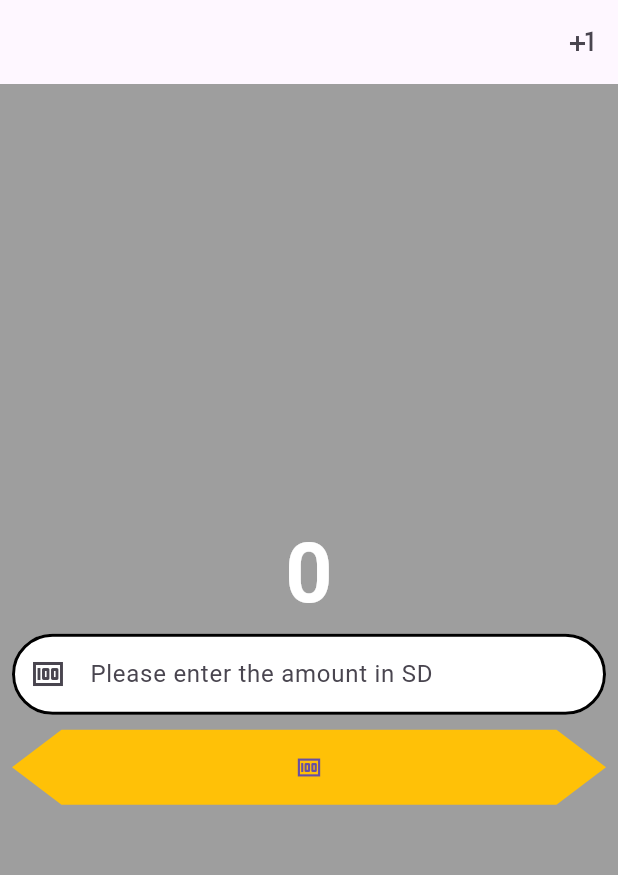
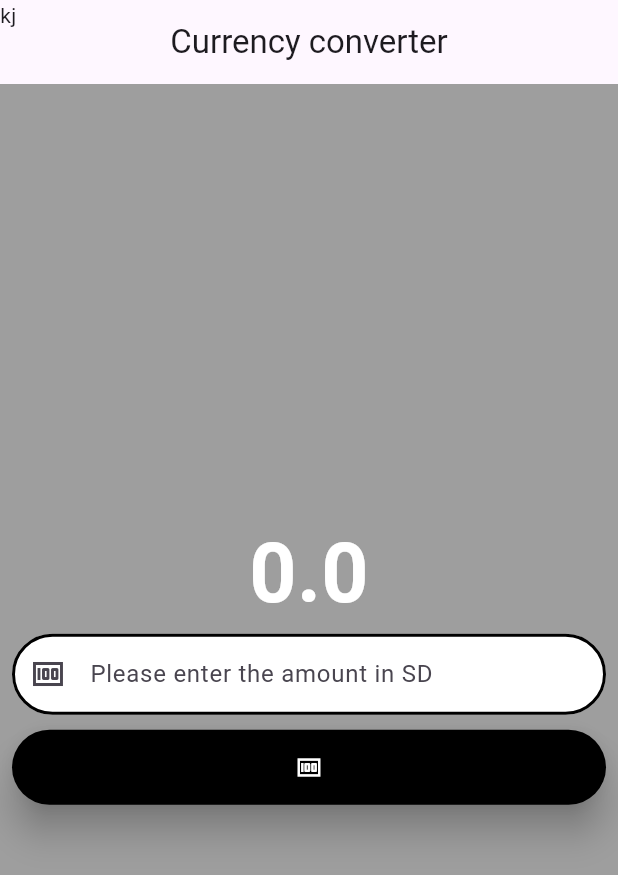
Before and after one commit to BitByBitCoder/Flutter-Tutorials, a Flutter app: the screen it shows after launch, after a tap on the "money" icon, on a phone screen of 412 x 824 dp. Shown: the top 875 px of the screen. Run offline on Flutter 3.47's test engine with Material 3 defaults, Android fonts, the phone set to English and light mode, and no system bars.

Commit message:
state_zir_mek

```diff
--- a/currency_converter/currency_converter/lib/currency_converter.dart
+++ b/currency_converter/currency_converter/lib/currency_converter.dart
@@ -1,6 +1,7 @@
 import 'package:currency_converter/festures/constant.dart';
 import 'package:flutter/foundation.dart';
 import 'package:flutter/material.dart';
+import 'package:flutter/services.dart';
 
 class CurrencyConverter extends StatefulWidget {
   CurrencyConverter({super.key});
@@ -11,6 +12,20 @@ class CurrencyConverter extends StatefulWidget {
 
 class _CurrencyConverterState extends State<CurrencyConverter> {
   List<String> Alist = ['hruiaia', 'kapatea', 'ffffff'];
+  double usdToInr = 0.0;
+  final convertController = TextEditingController();
+  void convert() {
+    if (convertController.text.isNotEmpty) {
+      double price = double.parse(convertController.text.toString());
+      double converting = 82.92 * price;
+      print(price.runtimeType);
+      setState(() {
+        usdToInr = converting;
+      });
+    } else {
+      print('enter something');
+    }
+  }
 
   @override
   Widget build(BuildContext context) {
@@ -24,14 +39,9 @@ class _CurrencyConverterState extends State<CurrencyConverter> {
     return Scaffold(
         backgroundColor: Colors.grey,
         appBar: AppBar(
-          actions: [
-            IconButton(
-                onPressed: () {
-                  Alist.add('hellloo');
-                  setState(() {});
-                },
-                icon: Icon(Icons.plus_one))
-          ],
+          leading: Text('kj'),
+          centerTitle: true,
+          title: Text('Currency converter'),
         ),
         body: Center(
           child: Padding(
@@ -39,12 +49,13 @@ class _CurrencyConverterState extends State<CurrencyConverter> {
             child: Column(
               mainAxisAlignment: MainAxisAlignment.center,
               children: [
-                Text('0', style: Constants.size),
+                Text('$usdToInr', style: Constants.size),
                 TextField(
-                    keyboardType: TextInputType.numberWithOptions(
-                      decimal: true,
-                      signed: true,
-                    ),
+                  controller: convertController,
+                  keyboardType: TextInputType.number,
+                  inputFormatters: <TextInputFormatter>[
+                    FilteringTextInputFormatter.digitsOnly,
+                  ],
                   // style: TextStyle(color: Colors.black),
                   decoration: InputDecoration(
                       contentPadding: EdgeInsets.all(15),
@@ -53,28 +64,27 @@ class _CurrencyConverterState extends State<CurrencyConverter> {
                       filled: true,
                       fillColor: Colors.white,
                       prefixIcon: Icon(Icons.money),
-                        hintText: 'Please enter the amount in SD')),
-                SizedBox(
+                      hintText: 'Please enter the amount in SD'),
+                ),
+                const SizedBox(
                   height: 10,
                 ),
                 TextButton(
-                    style: const ButtonStyle(
+                    style: TextButton.styleFrom(
                         //minSize means you need to take atleast this size
-                      shape: MaterialStatePropertyAll(BeveledRectangleBorder(
-                          borderRadius: BorderRadius.all(Radius.circular(33)))),
-                      minimumSize:
-                          MaterialStatePropertyAll(Size(double.infinity, 50)),
-                      backgroundColor: MaterialStatePropertyAll(Colors.amber),
-                    ),
+                        backgroundColor: Colors.black,
+                        minimumSize: Size(double.infinity, 50),
+                        elevation: 10.0,
+                        shadowColor: Colors.black),
                     onPressed: () {
                       //debug , release , profile
                       // release mode a run duh chuan flutter  run --release
-
-                      if (kDebugMode) {
-                        print('hello debug');
-                      }
+                      convert();
                     },
-                    child: Icon(Icons.money))
+                    child: const Icon(
+                      Icons.money,
+                      color: Colors.white,
+                    ))
               ],
             ),
           ),
```
Lines whose indentation alone changed are shown as unchanged.
